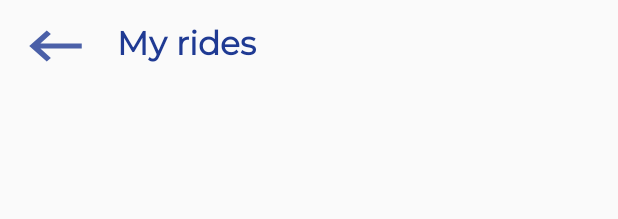
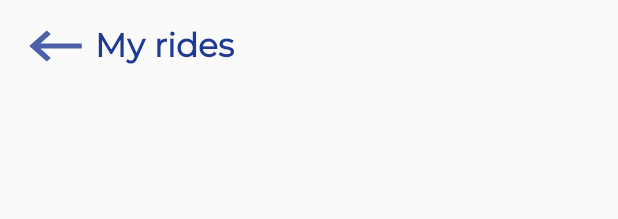
Before and after one commit to maazsabahuddin/Sawari-Android, an Android app: the layout activity_user_rides_detail.xml on its own in the app's theme, with its tools: preview values and no code run, on a phone screen of 412 x 824 dp. Shown: the top 219 px of the screen. Run offline under Robolectric (Android 15) with nearby library versions, the phone set to English and light mode, and no system bars; Roboto replaces fonts that are not available here.

```diff
--- a/app/src/main/java/com/sohaibaijaz/sawaari/Fragments/RideFragmentN.java
+++ b/app/src/main/java/com/sohaibaijaz/sawaari/Fragments/RideFragmentN.java
@@ -83,6 +83,7 @@ public class RideFragmentN extends AppCompatActivity {
             @Override
             public void onClick(View v) {
                 onBackPressed();
+//                startActivity(new Intent(getApplicationContext(), HomeFragment.class));
             }
         });
     }
--- a/app/src/main/res/layout/activity_user_rides_detail.xml
+++ b/app/src/main/res/layout/activity_user_rides_detail.xml
@@ -23,17 +23,18 @@
 
     <TextView
         android:id="@+id/my_ride_details_tv"
-        android:layout_width="134dp"
-        android:layout_height="47dp"
+        android:layout_width="200dp"
+        android:layout_height="40dp"
         android:fontFamily="@font/montserrat"
         android:text="My rides"
+        android:textAlignment="viewStart"
         android:textColor="@color/colorJacksonPurple"
         android:textSize="22dp"
         android:textStyle="bold"
         app:layout_constraintBottom_toBottomOf="parent"
         app:layout_constraintEnd_toEndOf="parent"
-        app:layout_constraintHorizontal_bias="0.281"
+        app:layout_constraintHorizontal_bias="0.3"
         app:layout_constraintStart_toStartOf="parent"
         app:layout_constraintTop_toTopOf="parent"
-        app:layout_constraintVertical_bias="0.019" />
+        app:layout_constraintVertical_bias="0.02" />
 </androidx.constraintlayout.widget.ConstraintLayout>
```
Also changed, not shown: app/src/main/java/com/sohaibaijaz/sawaari/UserRidesDetailActivity.java (+7 -1 lines), app/src/main/res/layout/fragment_ride_history.xml (+4 -4 lines).
